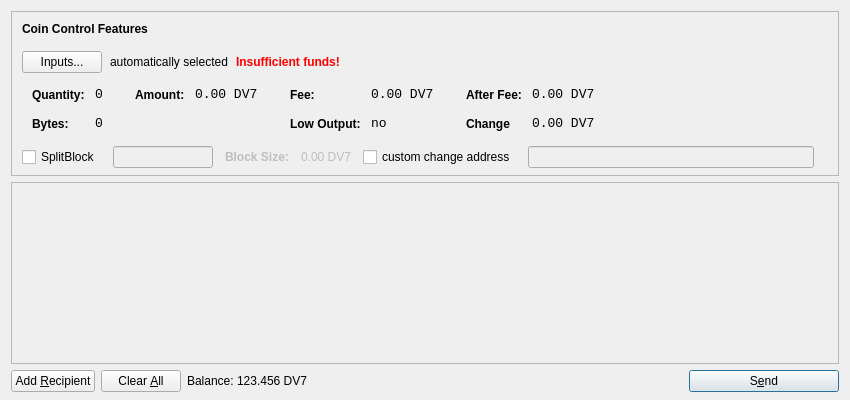
This is src/qt/forms/sendcoinsdialog.ui in akshaynexus/ShardCoin as Qt 5 draws it before an edit. The edited form follows.
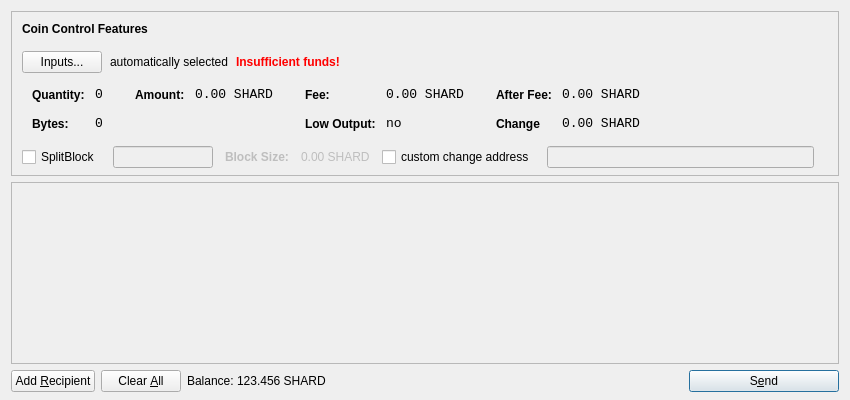
This is the edited form. Icons and pictures are not drawn.

Commit message: Made changes to Shard

```diff
--- a/src/qt/forms/sendcoinsdialog.ui
+++ b/src/qt/forms/sendcoinsdialog.ui
@@ -321,7 +321,7 @@
                   <enum>Qt::ActionsContextMenu</enum>
                  </property>
                  <property name="text">
-                  <string notr="true">0.00 DV7</string>
+                  <string notr="true">0.00 SHARD</string>
                  </property>
                  <property name="textInteractionFlags">
                   <set>Qt::LinksAccessibleByMouse|Qt::TextSelectableByKeyboard|Qt::TextSelectableByMouse</set>
@@ -375,7 +375,7 @@
                   <enum>Qt::ActionsContextMenu</enum>
                  </property>
                  <property name="text">
-                  <string notr="true">0.00 DV7</string>
+                  <string notr="true">0.00 SHARD</string>
                  </property>
                  <property name="textInteractionFlags">
                   <set>Qt::LinksAccessibleByMouse|Qt::TextSelectableByKeyboard|Qt::TextSelectableByMouse</set>
@@ -461,7 +461,7 @@
                   <enum>Qt::ActionsContextMenu</enum>
                  </property>
                  <property name="text">
-                  <string notr="true">0.00 DV7</string>
+                  <string notr="true">0.00 SHARD</string>
                  </property>
                  <property name="textInteractionFlags">
                   <set>Qt::LinksAccessibleByMouse|Qt::TextSelectableByKeyboard|Qt::TextSelectableByMouse</set>
@@ -493,7 +493,7 @@
                   <enum>Qt::ActionsContextMenu</enum>
                  </property>
                  <property name="text">
-                  <string notr="true">0.00 DV7</string>
+                  <string notr="true">0.00 SHARD</string>
                  </property>
                  <property name="textInteractionFlags">
                   <set>Qt::LinksAccessibleByMouse|Qt::TextSelectableByKeyboard|Qt::TextSelectableByMouse</set>
@@ -569,7 +569,7 @@
                 <bool>false</bool>
               </property>
               <property name="text">
-                <string>0.00 DV7</string>
+                <string>0.00 SHARD</string>
               </property>
             </widget>
           </item>
@@ -744,7 +744,7 @@
           <cursorShape>IBeamCursor</cursorShape>
          </property>
          <property name="text">
-          <string notr="true">123.456 DV7</string>
+          <string notr="true">123.456 SHARD</string>
          </property>
          <property name="textInteractionFlags">
           <set>Qt::LinksAccessibleByMouse|Qt::TextSelectableByKeyboard|Qt::TextSelectableByMouse</set>
```
The commit also changes 127 other files.
